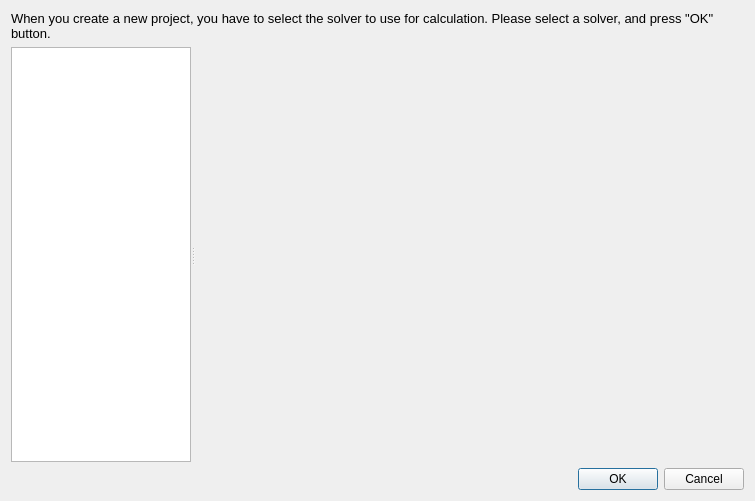
Qt form libs/gui/misc/newprojectsolverselectingdialog.ui (i-RIC/prepost-gui) before a commit.
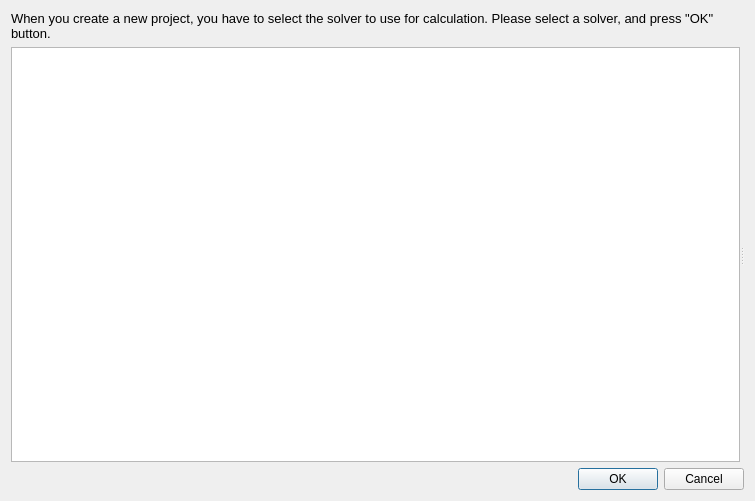
The same form after that commit.

Commit message: Closes i-RIC/prepost-gui#721

```diff
--- a/libs/gui/misc/newprojectsolverselectingdialog.ui
+++ b/libs/gui/misc/newprojectsolverselectingdialog.ui
@@ -56,12 +56,6 @@
         <height>0</height>
        </size>
       </property>
-      <property name="maximumSize">
-       <size>
-        <width>180</width>
-        <height>16777215</height>
-       </size>
-      </property>
      </widget>
      <widget class="QStackedWidget" name="stackedWidget">
       <property name="sizePolicy">
```
The commit also changes 1 other file.
